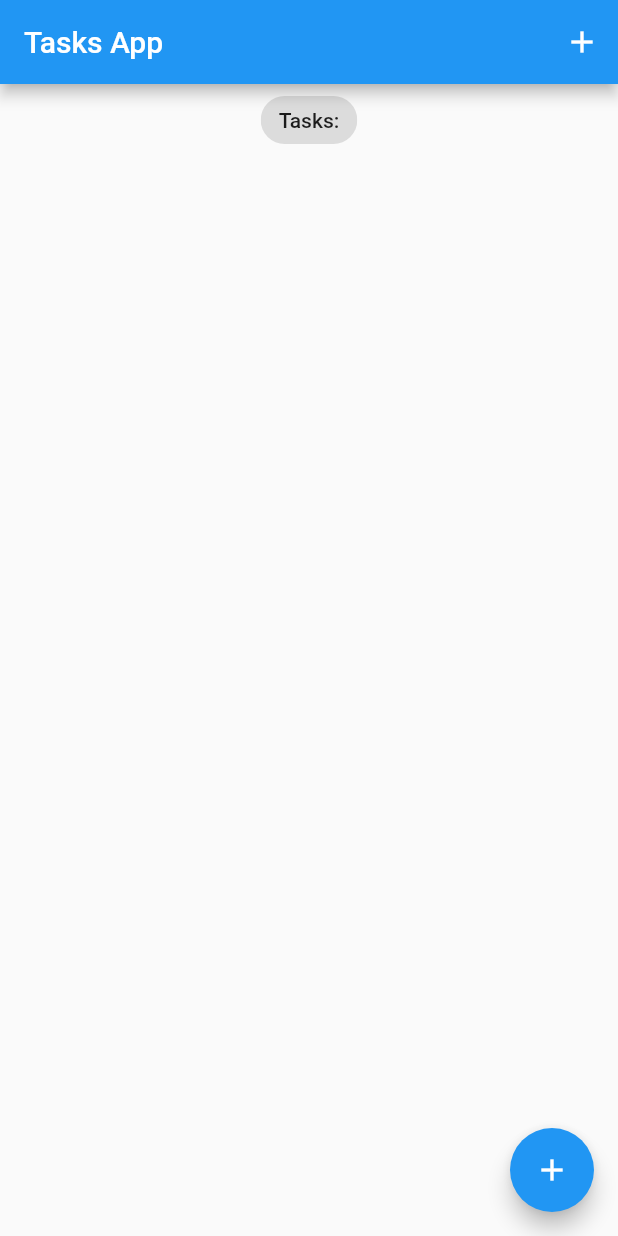
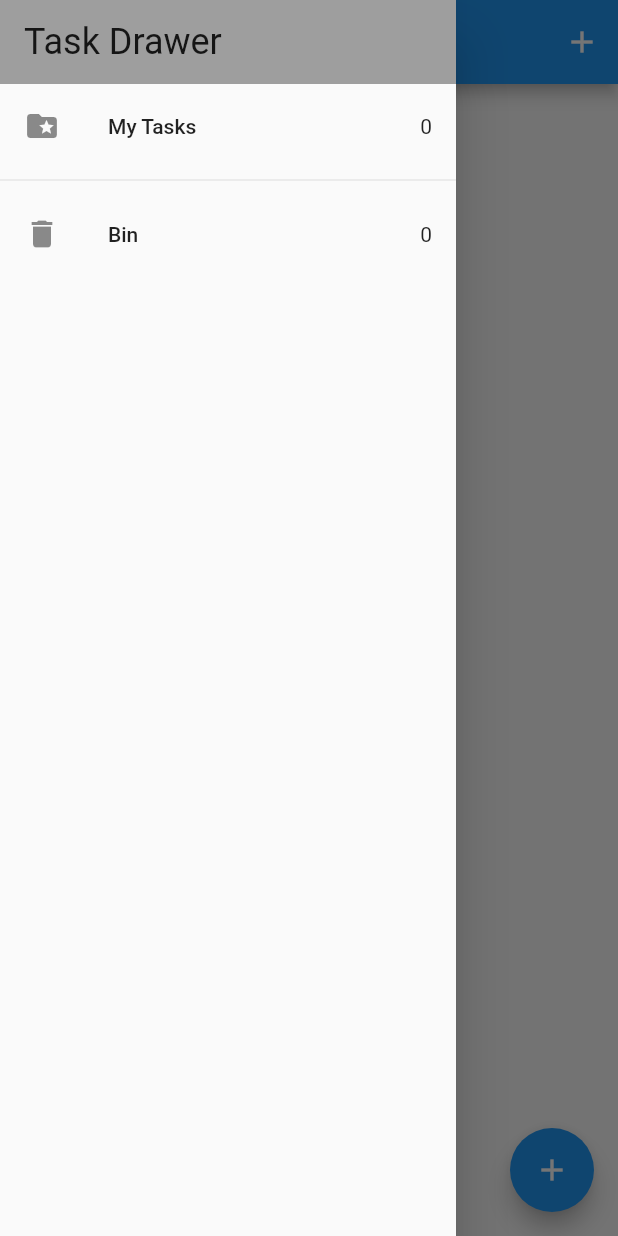
Before and after one commit to Viraj-Tank/bloc_tasks_list, a Flutter app: the screen it shows after launch, with the side drawer open (before the commit the screen has no drawer), on a phone screen of 412 x 824 dp. Run offline on Flutter 3.47's test engine with Material 2 defaults, Android fonts, the phone set to English and light mode, and no system bars; our stand-ins replace equatable, flutter_bloc, hydrated_bloc.

Commit message:
setup drawer and its navigation recycle bin

```diff
--- a/lib/blocs/task/tasks_bloc.dart
+++ b/lib/blocs/task/tasks_bloc.dart
@@ -11,6 +11,7 @@ class TasksBloc extends HydratedBloc<TasksEvent, TasksState> {
     on<AddTask>(_addTask);
     on<UpdateTask>(_updateTask);
     on<DeleteTask>(_deleteTask);
+    on<RemoveTask>(_removeTask);
   }
 
   _addTask(AddTask event, Emitter<TasksState> emit) {
@@ -42,6 +43,16 @@ class TasksBloc extends HydratedBloc<TasksEvent, TasksState> {
     );
   }
 
+  _removeTask(RemoveTask event, Emitter<TasksState> emit) {
+    final state = this.state;
+    emit(
+      TasksState(
+        allTasks: List.from(state.allTasks)..remove(event.task),
+        removedTasks: List.from(state.removedTasks)..add(event.task.copyWith(isDeleted: true)),
+      ),
+    );
+  }
+
   @override
   TasksState? fromJson(Map<String, dynamic> json) => TasksState.fromMap(json);
 
--- a/lib/blocs/task/tasks_event.dart
+++ b/lib/blocs/task/tasks_event.dart
@@ -36,3 +36,12 @@ class DeleteTask extends TasksEvent {
   @override
   List<Object?> get props => [task];
 }
+
+class RemoveTask extends TasksEvent {
+  final Task task;
+
+  const RemoveTask({required this.task});
+
+  @override
+  List<Object?> get props => [task];
+}
--- a/lib/blocs/task/tasks_state.dart
+++ b/lib/blocs/task/tasks_state.dart
@@ -2,23 +2,27 @@ part of 'tasks_bloc.dart';
 
 class TasksState extends Equatable {
   final List<Task> allTasks;
+  final List<Task> removedTasks;
 
   const TasksState({
     this.allTasks = const [],
+    this.removedTasks = const [],
   });
 
   @override
-  List<Object?> get props => [allTasks];
+  List<Object?> get props => [allTasks, removedTasks];
 
   Map<String, dynamic> toMap() {
     return {
-      'allTasks': allTasks,
+      'allTasks': allTasks.map((e) => e.toJson()).toList(),
+      'removedTasks': removedTasks.map((e) => e.toJson()).toList(),
     };
   }
 
   factory TasksState.fromMap(Map<String, dynamic> map) {
     return TasksState(
-      allTasks: map['allTasks'] as List<Task>,
+      allTasks: List<Task>.from(map['allTasks'].map((e) => Task.fromJson(e))),
+      removedTasks: List<Task>.from(map['removedTasks'].map((e) => Task.fromJson(e))),
     );
   }
 }
--- a/lib/main.dart
+++ b/lib/main.dart
@@ -1,4 +1,5 @@
 import 'package:bloc_tasks_list/screens/tasks_screen.dart';
+import 'package:bloc_tasks_list/service/app_routes.dart';
 import 'package:flutter/material.dart';
 import 'package:path_provider/path_provider.dart';
 
@@ -9,11 +10,15 @@ Future<void> main() async {
   HydratedBloc.storage = await HydratedStorage.build(
     storageDirectory: await getApplicationDocumentsDirectory(),
   );
-  runApp(const MyApp());
+  runApp(MyApp(
+    appRouter: AppRouter(),
+  ));
 }
 
 class MyApp extends StatelessWidget {
-  const MyApp({super.key});
+  final AppRouter appRouter;
+
+  const MyApp({super.key, required this.appRouter});
 
   @override
   Widget build(BuildContext context) {
@@ -25,7 +30,8 @@ class MyApp extends StatelessWidget {
         theme: ThemeData(
           primarySwatch: Colors.blue,
         ),
-        home: TasksScreen(),
+        home: const TasksScreen(),
+        onGenerateRoute: appRouter.onGenerateRoute,
       ),
     );
   }
--- /dev/null
+++ b/lib/screens/my_drawer.dart
@@ -0,0 +1,58 @@
+import 'package:bloc_tasks_list/screens/recycle_bin/recycle_bin.dart';
+import 'package:bloc_tasks_list/screens/tasks_screen.dart';
+import 'package:flutter/material.dart';
+
+import '../blocs/bloc_exports.dart';
+
+class MyDrawer extends StatelessWidget {
+  const MyDrawer({super.key});
+
+  @override
+  Widget build(BuildContext context) {
+    return SafeArea(
+      child: Drawer(
+        child: Column(
+          children: [
+            Container(
+              width: double.infinity,
+              color: Colors.grey,
+              padding: const EdgeInsets.symmetric(vertical: 14.0, horizontal: 16.0),
+              child: Text(
+                'Task Drawer',
+                style: Theme
+                    .of(context)
+                    .textTheme
+                    .headlineSmall,
+              ),
+            ),
+            BlocBuilder<TasksBloc, TasksState>(
+              builder: (_, state) {
+                return GestureDetector(
+                  onTap: () => Navigator.pushNamed(context, TasksScreen.id),
+                  child: ListTile(
+                    leading: const Icon(Icons.folder_special),
+                    title: const Text('My Tasks'),
+                    trailing: Text('${state.allTasks.length}'),
+                  ),
+                );
+              },
+            ),
+            const Divider(),
+            BlocBuilder<TasksBloc, TasksState>(
+              builder: (_, state) {
+                return GestureDetector(
+                  onTap: () => Navigator.pushNamed(context, RecycleBin.id),
+                  child: ListTile(
+                    leading: const Icon(Icons.delete),
+                    title: const Text('Bin'),
+                    trailing: Text('${state.removedTasks.length}'),
+                  ),
+                );
+              },
+            )
+          ],
+        ),
+      ),
+    );
+  }
+}
--- a/lib/screens/tasks_screen.dart
+++ b/lib/screens/tasks_screen.dart
@@ -1,4 +1,5 @@
 import 'package:bloc_tasks_list/blocs/bloc_exports.dart';
+import 'package:bloc_tasks_list/screens/my_drawer.dart';
 import 'package:flutter/material.dart';
 
 import '../models/task.dart';
@@ -6,7 +7,8 @@ import '../widgets/add_task_screen.dart';
 import '../widgets/tasks_list.dart';
 
 class TasksScreen extends StatelessWidget {
-  TasksScreen({super.key});
+  static const id = 'tasks_screen';
+  const TasksScreen({super.key});
 
   void _addTask(BuildContext context) {
     showModalBottomSheet(
@@ -23,6 +25,7 @@ class TasksScreen extends StatelessWidget {
       builder: (context, state) {
         List<Task> tasksList = state.allTasks;
         return Scaffold(
+          drawer: MyDrawer(),
           appBar: AppBar(
             title: const Text('Tasks App'),
             actions: [
@@ -35,8 +38,10 @@ class TasksScreen extends StatelessWidget {
           body: Column(
             crossAxisAlignment: CrossAxisAlignment.center,
             children: [
-              const Center(
-                child: Chip(label: Text('Tasks:')),
+              Center(
+                child: Chip(
+                  label: Text('${tasksList.length} Tasks'),
+                ),
               ),
               TasksList(tasksList: tasksList)
             ],
--- /dev/null
+++ b/lib/widgets/task_tile.dart
@@ -0,0 +1,34 @@
+import 'package:bloc_tasks_list/blocs/bloc_exports.dart';
+import 'package:flutter/material.dart';
+
+import '../models/task.dart';
+
+class TaskTile extends StatelessWidget {
+  const TaskTile({
+    super.key,
+    required this.task,
+  });
+
+  final Task task;
+
+  void _removeOrDeleteTask(BuildContext context, Task task) {
+    task.isDeleted == true ? context.read<TasksBloc>().add(DeleteTask(task: task)) : context.read<TasksBloc>().add(RemoveTask(task: task));
+  }
+
+  @override
+  Widget build(BuildContext context) {
+    return ListTile(
+      title: Text(
+        task.title,
+        style: TextStyle(decoration: task.isDone! ? TextDecoration.lineThrough : null),
+      ),
+      trailing: Checkbox(
+        value: task.isDone,
+        onChanged: (val) {
+          context.read<TasksBloc>().add(UpdateTask(task: task));
+        },
+      ),
+      onLongPress: () => _removeOrDeleteTask(context, task),
+    );
+  }
+}
--- a/lib/widgets/tasks_list.dart
+++ b/lib/widgets/tasks_list.dart
@@ -1,4 +1,5 @@
 import 'package:bloc_tasks_list/blocs/bloc_exports.dart';
+import 'package:bloc_tasks_list/widgets/task_tile.dart';
 import 'package:flutter/material.dart';
 import '../models/task.dart';
 
@@ -17,16 +18,7 @@ class TasksList extends StatelessWidget {
         itemCount: tasksList.length,
         itemBuilder: (context, index) {
           var task = tasksList[index];
-          return ListTile(
-            title: Text(task.title),
-            trailing: Checkbox(
-              value: task.isDone,
-              onChanged: (val) {
-                context.read<TasksBloc>().add(UpdateTask(task: task));
-              },
-            ),
-            onLongPress: () => context.read<TasksBloc>().add(DeleteTask(task: task)),
-          );
+          return TaskTile(task: task);
         },
       ),
     );
```
Also changed, not shown: lib/screens/recycle_bin/recycle_bin.dart (added, +43 -0 lines), lib/service/app_routes.dart (added, +16 -0 lines), 1 other file.
